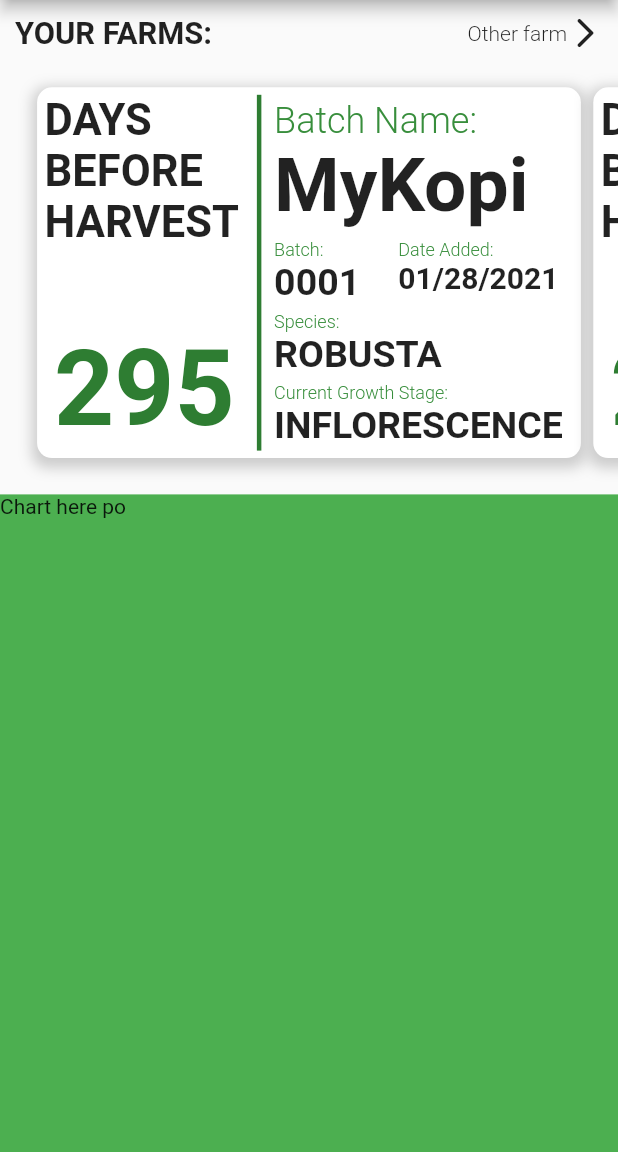
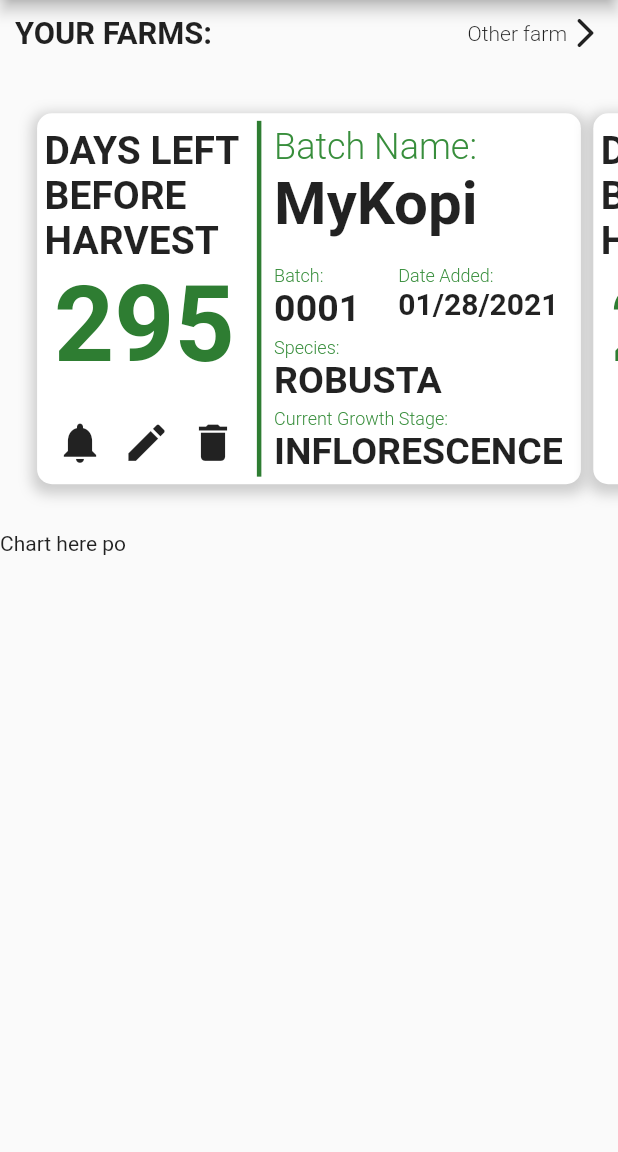
Before and after one commit to cquintos/CAPHE_v2.0, a Flutter app: the screen it shows after launch, on a phone screen of 412 x 824 dp, the part 84-1236 px from its top. Run offline on Flutter 3.47's test engine with Material 2 defaults, Android fonts, the light colour scheme and no system bars; drawn by our look-alikes of auto_size_text, scroll_snap_list.

Commit message:
Added icons in cards

```diff
--- a/lib/screens/home_screen.dart
+++ b/lib/screens/home_screen.dart
@@ -20,11 +20,12 @@ class HomeScreen extends StatelessWidget {
           Wrap(
             children: <Widget>[
               Container(
-                height: deviceHeight*0.4,
+                height: deviceHeight*0.43,
                 child: CarouselSection()
               )
             ]
           ),
+          // SizedBox(height:10),
           Expanded( child: ChartSection() ),
         ]
       ),
@@ -32,16 +33,3 @@ class HomeScreen extends StatelessWidget {
     );
   }
 }
-
-
-
-
-        // children: [
-        //   Text("HomeScreen"),
-        //   ElevatedButton(
-        //     onPressed: () {
-        //       Navigator.pushNamed(context, TimelineScreenRoute);
-        //     },
-        //     child: Text("Timeline"),
-        //   )
-        // ],
--- a/lib/screens/widgets/home_carousel.dart
+++ b/lib/screens/widgets/home_carousel.dart
@@ -25,7 +25,6 @@ class _CarouselSectionState extends State<CarouselSection> {
 
     return Container (
       width: deviceWidth*.9,
-      margin: EdgeInsets.only(bottom:10),
       child: Center(
         child: Column (
           mainAxisAlignment: MainAxisAlignment.spaceAround,
@@ -42,6 +41,7 @@ class _CarouselSectionState extends State<CarouselSection> {
     return Column (
       children: <Widget>[
         CarouselTitleSection(),
+        // SizedBox(height:10),
         Expanded(
           child: ScrollSnapList(
             onItemFocus: _onItemFocus,
--- a/lib/screens/widgets/home_carousel_card.dart
+++ b/lib/screens/widgets/home_carousel_card.dart
@@ -35,7 +35,7 @@ class _CardSectionState extends State<CardSection> {
       ),
       child: Row (
         children: <Widget> [
-          Expanded( flex:2, child: CardContentLeft(title: "DAYS BEFORE HARVEST", data: "295"), ),
+          Expanded( flex:2, child: CardContentLeft(title: "DAYS LEFT BEFORE HARVEST", data: "295", isPressed: false,), ),
           VerticalDivider(
             color:Colors.green.shade800,
             endIndent: 0,
--- a/lib/screens/widgets/home_carousel_card_content_flex1.dart
+++ b/lib/screens/widgets/home_carousel_card_content_flex1.dart
@@ -37,10 +37,10 @@ class CardContentFlex1 extends StatelessWidget {
                 this.data,
                 style: TextStyle(
                   fontWeight: FontWeight.bold,
-                  fontSize: 60,
+                  fontSize: 40,
                 ),
                 maxLines: 1,
-                minFontSize: 15,
+                minFontSize: 10,
                 stepGranularity: 5,
               ),
             ),
--- a/lib/screens/widgets/home_carousel_card_content_left.dart
+++ b/lib/screens/widgets/home_carousel_card_content_left.dart
@@ -1,24 +1,36 @@
 import 'package:auto_size_text/auto_size_text.dart';
 import 'package:flutter/material.dart';
 
-class CardContentLeft extends StatelessWidget {
-  const CardContentLeft({Key key, this.title, this.data}) : super(key: key);
+class CardContentLeft extends StatefulWidget {
+  const CardContentLeft({Key key, this.title, this.data, this.isPressed}) : super(key: key);
   final String title;
   final String data;
+  final bool  isPressed;
+
+  @override
+  _CardContentLeftState createState() => _CardContentLeftState(this.isPressed);
+}
+
+class _CardContentLeftState extends State<CardContentLeft> {
+  bool isPressed;
+
+  _CardContentLeftState(this.isPressed);
 
   @override
   Widget build(BuildContext context) {
+    const double iconSize = 35;
+
     return Container(
       child: Column(
         children: <Expanded> [
           Expanded(
-            flex: 1,
+            flex: 2,
             child: Container(
-              alignment: Alignment.topRight,
+              alignment: Alignment.bottomCenter,
               child: AutoSizeText(
-                this.title,
+                this.widget.title,
                 maxLines: 3,
-                textAlign: TextAlign.justify,
+                textAlign: TextAlign.left,
                 style: TextStyle(
                   fontSize: 100,
                   fontWeight: FontWeight.bold,
@@ -27,11 +39,11 @@ class CardContentLeft extends StatelessWidget {
             )
           ),
           Expanded(
-            flex: 1,
+            flex: 2,
             child: Container(
-              alignment: Alignment.bottomCenter,
+              alignment: Alignment.topCenter,
               child: AutoSizeText(
-                this.data,
+                this.widget.data,
                 maxLines: 1,
                 stepGranularity: 10,
                 minFontSize: 10,
@@ -42,6 +54,38 @@ class CardContentLeft extends StatelessWidget {
                 ),
               ),
             ),
+          ),
+          Expanded(
+            flex:1,
+            child: Container(
+              child: FittedBox(
+                child: Row(
+                  mainAxisAlignment: MainAxisAlignment.spaceEvenly,
+                  children: <IconButton> [
+                    IconButton(
+                      onPressed: () {
+                        setState(() {
+                          isPressed  = !isPressed;
+                        });
+                      },
+                      icon: (isPressed)?Icon(Icons.notifications_active, size:iconSize, ):Icon(Icons.notifications, size:iconSize,),
+                    ),
+                    IconButton(
+                      onPressed: () {
+
+                      },
+                      icon: Icon(Icons.edit, size:iconSize, ),
+                    ),
+                    IconButton(
+                      onPressed: () {
+
+                      },
+                      icon: Icon(Icons.delete, size:iconSize, ),
+                    )
+                  ]
+                ),
+              ),
+            ),
           )
         ],
       ),
--- a/lib/screens/widgets/home_chart.dart
+++ b/lib/screens/widgets/home_chart.dart
@@ -14,7 +14,7 @@ class _ChartSectionState extends State<ChartSection> {
     return Container(
       // height: MediaQuery.of(context).size.height*.8,
       width: MediaQuery.of(context).size.width,
-      color: Colors.green,
+      // color: Colors.green,
       child: Text("Chart here po"),
     );
   }
--- a/lib/screens/widgets/login_footer.dart
+++ b/lib/screens/widgets/login_footer.dart
@@ -25,7 +25,6 @@ class FooterSection extends StatelessWidget {
                 Container(
                   alignment: Alignment.bottomRight,
                   child: IconButton(
-
                     icon: Icon( Icons.help, color: Colors.green.shade800, size: 50, ),
                     onPressed: () { Navigator.push(context, MaterialPageRoute(builder: (context) => AboutScreen())); },
                   ),
```
